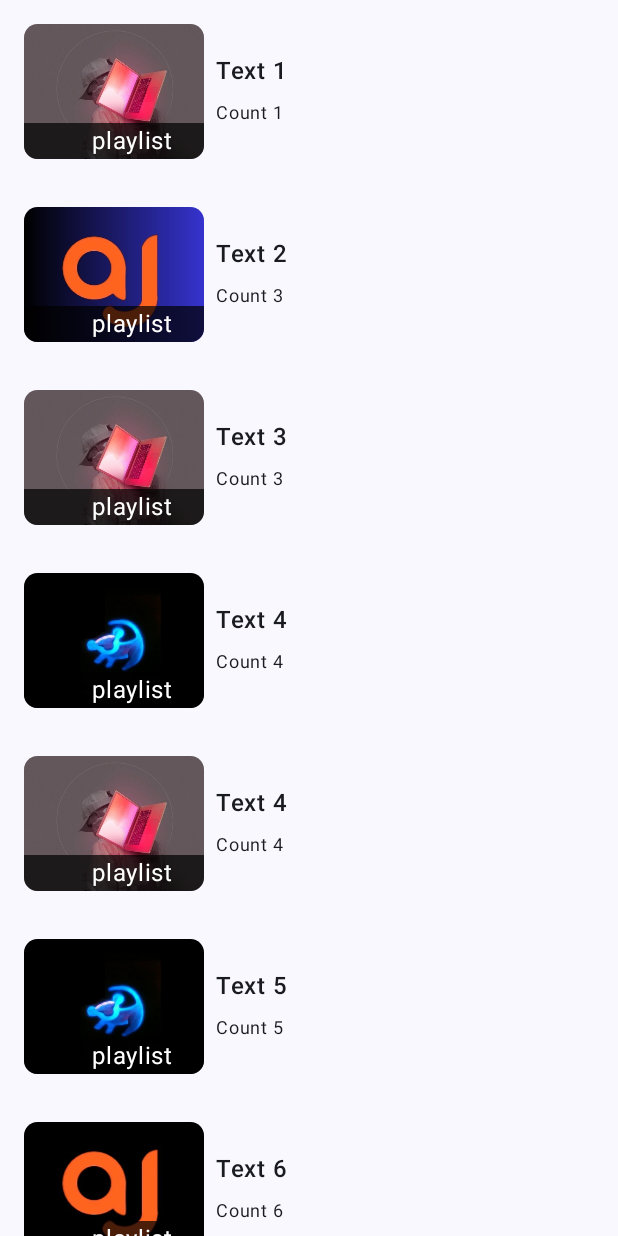
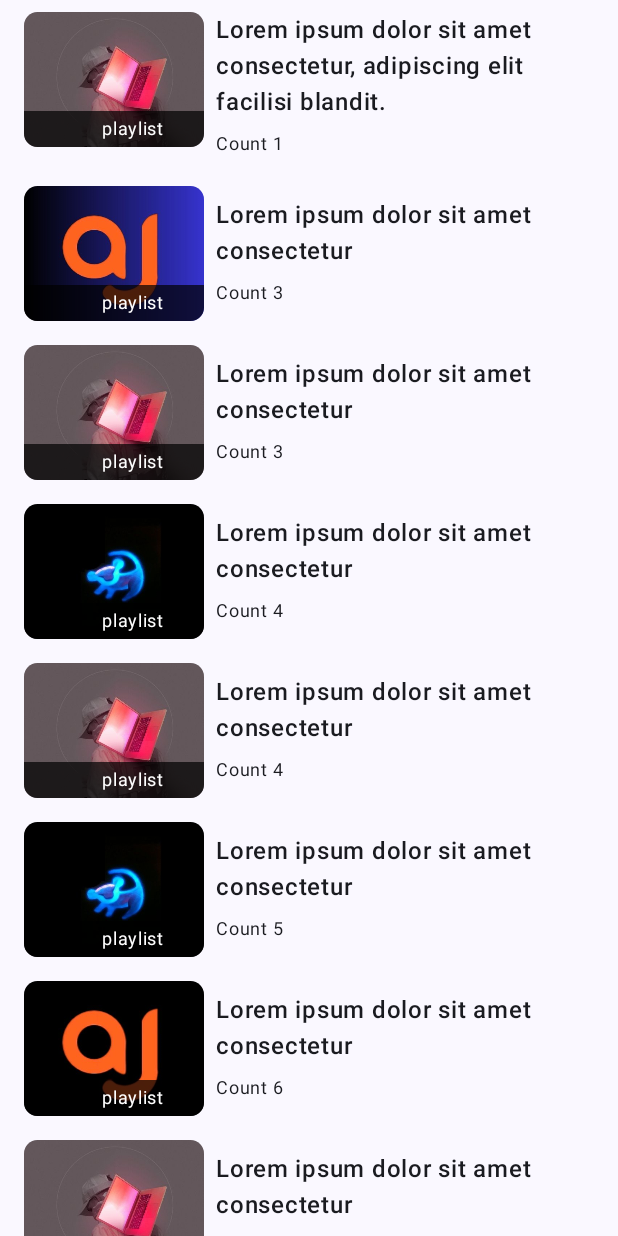
Before and after one commit to aslanaj/M6_HW8, an Android app built with Jetpack Compose: the screen it shows after launch (MainActivity), on a phone screen of 412 x 824 dp. Run offline under Robolectric (Android 15) with nearby library versions, the phone set to English and light mode, and no system bars.

Commit message:
changed strings

```diff
--- a/app/src/main/java/com/simbadev/m6_hw8/MainActivity.kt
+++ b/app/src/main/java/com/simbadev/m6_hw8/MainActivity.kt
@@ -38,48 +38,60 @@ import com.simbadev.m6_hw8.ui.theme.M6_HW8Theme
 val list = listOf(
     YoutubePlayListsModel(
         image = R.drawable.sixth,
-        title =  "Text 1",
+        title =  "Lorem ipsum dolor sit amet consectetur, adipiscing elit facilisi blandit.",
         count = "Count 1"),
     YoutubePlayListsModel(
         image = R.drawable.second,
-        title =  "Text 2",
+        title =  "Lorem ipsum dolor sit amet consectetur",
         count = "Count 3"),
     YoutubePlayListsModel(
         image = R.drawable.sixth,
-        title =  "Text 3",
+        title =  "Lorem ipsum dolor sit amet consectetur",
         count = "Count 3"),
     YoutubePlayListsModel(
         image = R.drawable.fivth,
-        title =  "Text 4",
+        title =  "Lorem ipsum dolor sit amet consectetur",
         count = "Count 4"),
     YoutubePlayListsModel(
         image = R.drawable.sixth,
-        title =  "Text 4",
+        title =  "Lorem ipsum dolor sit amet consectetur",
         count = "Count 4"),
     YoutubePlayListsModel(
         image = R.drawable.third,
-        title =  "Text 5",
+        title =  "Lorem ipsum dolor sit amet consectetur",
         count = "Count 5"),
     YoutubePlayListsModel(
         image = R.drawable.first,
-        title =  "Text 6",
+        title =  "Lorem ipsum dolor sit amet consectetur",
         count = "Count 6"),
     YoutubePlayListsModel(
         image = R.drawable.sixth,
-        title =  "Text 7",
+        title =  "Lorem ipsum dolor sit amet consectetur",
         count = "Count 7"),
     YoutubePlayListsModel(
         image = R.drawable.third,
-        title =  "Text 8",
+        title =  "Lorem ipsum dolor sit amet consectetur",
         count = "Count 8"),
     YoutubePlayListsModel(
         image = R.drawable.first,
-        title =  "Text 9",
+        title =  "Lorem ipsum dolor sit amet consectetur",
         count = "Count 9"),
     YoutubePlayListsModel(
         image = R.drawable.sixth,
-        title =  "Text 10",
+        title =  "Lorem ipsum dolor sit amet consectetur",
         count = "Count 10"),
+    YoutubePlayListsModel(
+        image = R.drawable.sixth,
+        title =  "Lorem ipsum dolor sit amet consectetur",
+        count = "Count 3"),
+    YoutubePlayListsModel(
+        image = R.drawable.fivth,
+        title =  "Lorem ipsum dolor sit amet consectetur",
+        count = "Count 4"),
+    YoutubePlayListsModel(
+        image = R.drawable.sixth,
+        title =  "Lorem ipsum dolor sit amet consectetur",
+        count = "Count 4"),
 )
 
 class MainActivity : ComponentActivity() {
@@ -107,7 +119,7 @@ fun YoutubePlayListsScreen(youtubePlayListsModel: List<YoutubePlayListsModel>) {
             Row(
                 modifier = Modifier
                     .fillMaxWidth()
-                    .padding(horizontal = 16.dp, vertical = 16.dp)
+                    .padding(horizontal = 16.dp, vertical = 8.dp)
 
             ) {
                 Card(
@@ -136,6 +148,7 @@ fun YoutubePlayListsScreen(youtubePlayListsModel: List<YoutubePlayListsModel>) {
                                     .fillMaxWidth()
                                     .padding(start = 24.dp),
                                 text = stringResource(R.string.playlist),
+                                fontSize = 12.sp,
                                 color = Color.White,
                                 textAlign = TextAlign.Center
                             )
@@ -160,10 +173,8 @@ fun YoutubePlayListsScreen(youtubePlayListsModel: List<YoutubePlayListsModel>) {
                     )
                 }
             }
-
         }
     })
-
 }
 
 @Preview(showBackground = true)
```
